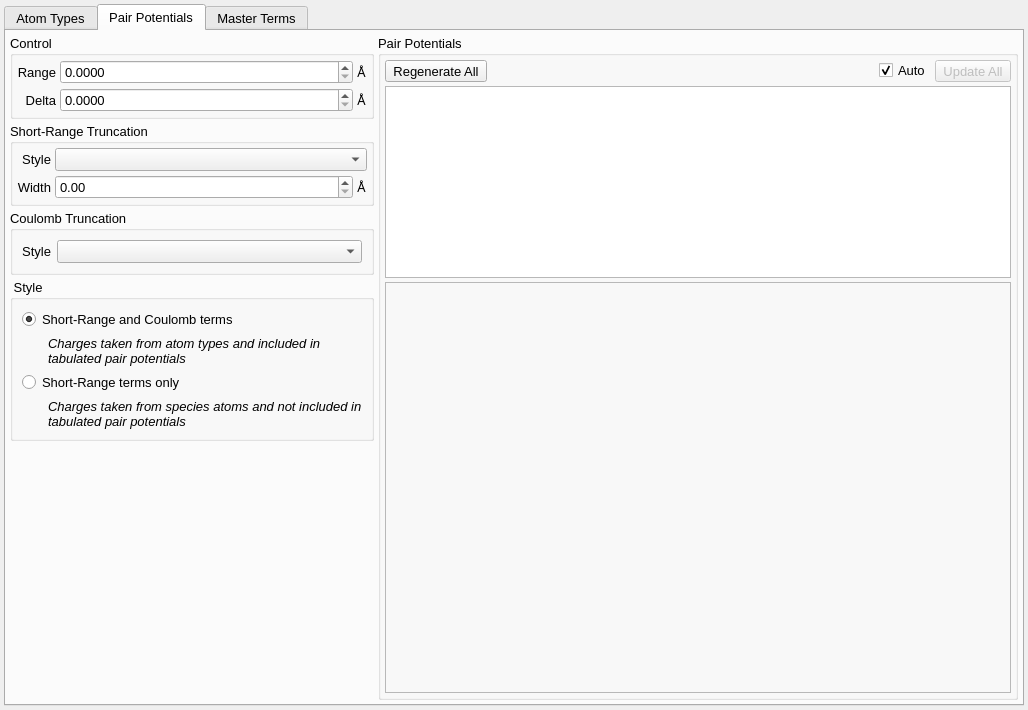
disorderedmaterials/dissolve, file src/gui/forcefieldtab.ui: the form before one commit.
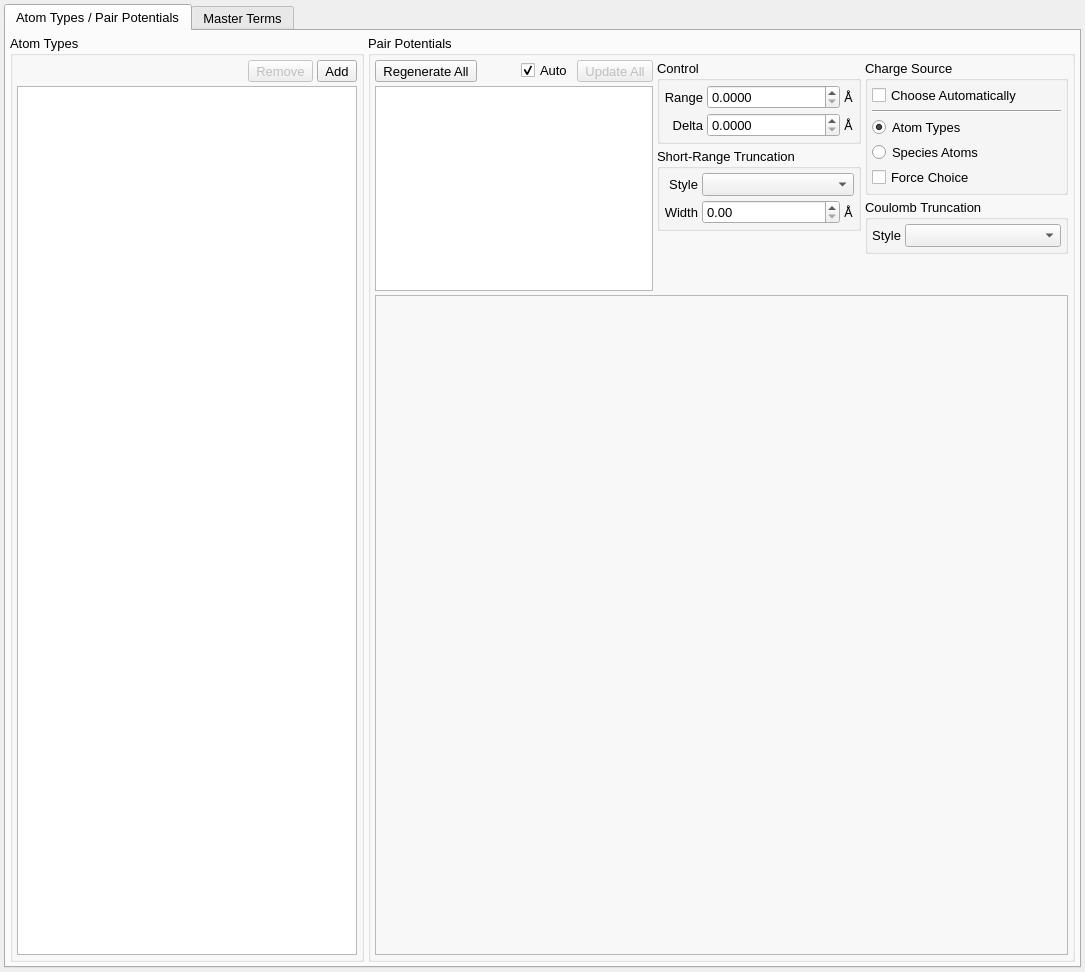
The form after the commit. The open tabs and pages were chosen to show the change. Icons and pictures are not drawn. Custom widgets are drawn as their Qt base class.

Commit message: Autodetect relevant charge source (atom type vs species).

```diff
--- a/src/gui/forcefieldtab.ui
+++ b/src/gui/forcefieldtab.ui
@@ -6,8 +6,8 @@
    <rect>
     <x>0</x>
     <y>0</y>
-    <width>1028</width>
-    <height>710</height>
+    <width>1085</width>
+    <height>972</height>
    </rect>
   </property>
   <property name="font">
@@ -39,11 +39,38 @@
      <property name="currentIndex">
       <number>0</number>
      </property>
-     <widget class="QWidget" name="AtomTypesTab">
+     <widget class="QWidget" name="PairPotentialsTab">
       <attribute name="title">
-       <string>Atom Types</string>
+       <string>Atom Types / Pair Potentials</string>
       </attribute>
-      <layout class="QVBoxLayout" name="verticalLayout">
+      <layout class="QHBoxLayout" name="horizontalLayout_11">
+       <property name="spacing">
+        <number>4</number>
+       </property>
+       <property name="leftMargin">
+        <number>4</number>
+       </property>
+       <property name="topMargin">
+        <number>4</number>
+       </property>
+       <property name="rightMargin">
+        <number>4</number>
+       </property>
+       <property name="bottomMargin">
+        <number>4</number>
+       </property>
+       <item>
+        <widget class="QGroupBox" name="AtomTypesGroup">
+         <property name="sizePolicy">
+          <sizepolicy hsizetype="Expanding" vsizetype="Preferred">
+           <horstretch>1</horstretch>
+           <verstretch>0</verstretch>
+          </sizepolicy>
+         </property>
+         <property name="title">
+          <string>Atom Types</string>
+         </property>
+         <layout class="QVBoxLayout" name="verticalLayout_6">
        <property name="spacing">
         <number>4</number>
        </property>
@@ -136,6 +163,12 @@
        </item>
        <item>
         <widget class="QTableView" name="AtomTypesTable">
+            <property name="sizePolicy">
+             <sizepolicy hsizetype="Minimum" vsizetype="Expanding">
+              <horstretch>0</horstretch>
+              <verstretch>10</verstretch>
+             </sizepolicy>
+            </property>
          <property name="font">
           <font>
            <pointsize>10</pointsize>
@@ -151,30 +184,158 @@
        </item>
       </layout>
      </widget>
-     <widget class="QWidget" name="PairPotentialsTab">
-      <attribute name="title">
+       </item>
+       <item>
+        <widget class="QGroupBox" name="PairPotentialsGroup">
+         <property name="sizePolicy">
+          <sizepolicy hsizetype="Expanding" vsizetype="Expanding">
+           <horstretch>2</horstretch>
+           <verstretch>0</verstretch>
+          </sizepolicy>
+         </property>
+         <property name="title">
        <string>Pair Potentials</string>
-      </attribute>
+         </property>
+         <layout class="QVBoxLayout" name="verticalLayout_8">
+          <property name="spacing">
+           <number>4</number>
+          </property>
+          <property name="leftMargin">
+           <number>4</number>
+          </property>
+          <property name="topMargin">
+           <number>4</number>
+          </property>
+          <property name="rightMargin">
+           <number>4</number>
+          </property>
+          <property name="bottomMargin">
+           <number>4</number>
+          </property>
+          <item>
       <layout class="QHBoxLayout" name="horizontalLayout_10">
+            <item>
+             <layout class="QVBoxLayout" name="verticalLayout_4">
        <property name="spacing">
         <number>4</number>
        </property>
-       <property name="leftMargin">
-        <number>4</number>
-       </property>
-       <property name="topMargin">
-        <number>4</number>
-       </property>
-       <property name="rightMargin">
-        <number>4</number>
-       </property>
        <property name="bottomMargin">
-        <number>4</number>
-       </property>
+               <number>0</number>
+              </property>
+              <item>
+               <layout class="QHBoxLayout" name="horizontalLayout_6">
+                <item>
+                 <widget class="QToolButton" name="RegenerateAllPairPotentialsButton">
+                  <property name="sizePolicy">
+                   <sizepolicy hsizetype="Fixed" vsizetype="Fixed">
+                    <horstretch>0</horstretch>
+                    <verstretch>0</verstretch>
+                   </sizepolicy>
+                  </property>
+                  <property name="text">
+                   <string>Regenerate All</string>
+                  </property>
+                  <property name="iconSize">
+                   <size>
+                    <width>16</width>
+                    <height>16</height>
+                   </size>
+                  </property>
+                  <property name="toolButtonStyle">
+                   <enum>Qt::ToolButtonTextBesideIcon</enum>
+                  </property>
+                 </widget>
+                </item>
+                <item>
+                 <spacer name="horizontalSpacer_5">
+                  <property name="orientation">
+                   <enum>Qt::Horizontal</enum>
+                  </property>
+                  <property name="sizeHint" stdset="0">
+                   <size>
+                    <width>40</width>
+                    <height>20</height>
+                   </size>
+                  </property>
+                 </spacer>
+                </item>
+                <item>
+                 <widget class="QCheckBox" name="AutoUpdatePairPotentialsCheck">
+                  <property name="text">
+                   <string>Auto</string>
+                  </property>
+                  <property name="checked">
+                   <bool>true</bool>
+                  </property>
+                 </widget>
+                </item>
+                <item>
+                 <widget class="QToolButton" name="UpdatePairPotentialsButton">
+                  <property name="enabled">
+                   <bool>false</bool>
+                  </property>
+                  <property name="sizePolicy">
+                   <sizepolicy hsizetype="Fixed" vsizetype="Fixed">
+                    <horstretch>0</horstretch>
+                    <verstretch>0</verstretch>
+                   </sizepolicy>
+                  </property>
+                  <property name="text">
+                   <string>Update All</string>
+                  </property>
+                  <property name="icon">
+                   <iconset resource="main.qrc">
+                    <normaloff>:/general/icons/general_repeat.svg</normaloff>:/general/icons/general_repeat.svg</iconset>
+                  </property>
+                  <property name="iconSize">
+                   <size>
+                    <width>16</width>
+                    <height>16</height>
+                   </size>
+                  </property>
+                  <property name="toolButtonStyle">
+                   <enum>Qt::ToolButtonTextBesideIcon</enum>
+                  </property>
+                 </widget>
+                </item>
+               </layout>
+              </item>
+              <item>
+               <widget class="QTableView" name="PairPotentialsTable">
+                <property name="font">
+                 <font>
+                  <pointsize>10</pointsize>
+                 </font>
+                </property>
+                <property name="selectionMode">
+                 <enum>QAbstractItemView::SingleSelection</enum>
+                </property>
+                <property name="selectionBehavior">
+                 <enum>QAbstractItemView::SelectRows</enum>
+                </property>
+                <attribute name="horizontalHeaderVisible">
+                 <bool>false</bool>
+                </attribute>
+                <attribute name="verticalHeaderVisible">
+                 <bool>false</bool>
+                </attribute>
+               </widget>
+              </item>
+             </layout>
+            </item>
        <item>
         <layout class="QVBoxLayout" name="verticalLayout_2">
+              <property name="spacing">
+               <number>4</number>
+              </property>
          <item>
           <widget class="QGroupBox" name="PairPotentialControlGroup">
+                <property name="sizePolicy">
+                 <sizepolicy hsizetype="Minimum" vsizetype="Preferred">
+                  <horstretch>0</horstretch>
+                  <verstretch>0</verstretch>
+                 </sizepolicy>
+                </property>
            <property name="title">
             <string>Control</string>
            </property>
@@ -209,6 +370,12 @@
             </item>
             <item row="0" column="0">
              <widget class="QLabel" name="label_887">
+                   <property name="sizePolicy">
+                    <sizepolicy hsizetype="Minimum" vsizetype="Preferred">
+                     <horstretch>0</horstretch>
+                     <verstretch>0</verstretch>
+                    </sizepolicy>
+                   </property>
               <property name="text">
                <string>Range</string>
               </property>
@@ -219,6 +386,12 @@
             </item>
             <item row="1" column="0">
              <widget class="QLabel" name="label_888">
+                   <property name="sizePolicy">
+                    <sizepolicy hsizetype="Minimum" vsizetype="Preferred">
+                     <horstretch>0</horstretch>
+                     <verstretch>0</verstretch>
+                    </sizepolicy>
+                   </property>
               <property name="text">
                <string>Delta</string>
               </property>
@@ -242,6 +415,12 @@
             </item>
             <item row="0" column="2">
              <widget class="QLabel" name="label_7">
+                   <property name="sizePolicy">
+                    <sizepolicy hsizetype="Minimum" vsizetype="Preferred">
+                     <horstretch>0</horstretch>
+                     <verstretch>0</verstretch>
+                    </sizepolicy>
+                   </property>
               <property name="text">
                <string>Å</string>
               </property>
@@ -249,6 +428,12 @@
             </item>
             <item row="1" column="2">
              <widget class="QLabel" name="label_8">
+                   <property name="sizePolicy">
+                    <sizepolicy hsizetype="Minimum" vsizetype="Preferred">
+                     <horstretch>0</horstretch>
+                     <verstretch>0</verstretch>
+                    </sizepolicy>
+                   </property>
               <property name="text">
                <string>Å</string>
               </property>
@@ -286,6 +471,12 @@
             </property>
             <item row="1" column="0">
              <widget class="QLabel" name="label_889">
+                   <property name="sizePolicy">
+                    <sizepolicy hsizetype="Minimum" vsizetype="Preferred">
+                     <horstretch>0</horstretch>
+                     <verstretch>0</verstretch>
+                    </sizepolicy>
+                   </property>
               <property name="text">
                <string>Width</string>
               </property>
@@ -309,6 +500,12 @@
             </item>
             <item row="0" column="0">
              <widget class="QLabel" name="label_890">
+                   <property name="sizePolicy">
+                    <sizepolicy hsizetype="Minimum" vsizetype="Preferred">
+                     <horstretch>0</horstretch>
+                     <verstretch>0</verstretch>
+                    </sizepolicy>
+                   </property>
               <property name="text">
                <string>Style</string>
               </property>
@@ -319,6 +516,12 @@
             </item>
             <item row="1" column="2">
              <widget class="QLabel" name="label_9">
+                   <property name="sizePolicy">
+                    <sizepolicy hsizetype="Minimum" vsizetype="Preferred">
+                     <horstretch>0</horstretch>
+                     <verstretch>0</verstretch>
+                    </sizepolicy>
+                   </property>
               <property name="text">
                <string>Å</string>
               </property>
@@ -327,10 +530,107 @@
             <item row="0" column="1" colspan="2">
              <widget class="QComboBox" name="ShortRangeTruncationCombo">
               <property name="sizePolicy">
-               <sizepolicy hsizetype="Expanding" vsizetype="Fixed">
+                    <sizepolicy hsizetype="Minimum" vsizetype="Fixed">
                 <horstretch>0</horstretch>
                 <verstretch>0</verstretch>
                </sizepolicy>
+                   </property>
+                  </widget>
+                 </item>
+                </layout>
+               </widget>
+              </item>
+              <item>
+               <spacer name="verticalSpacer">
+                <property name="orientation">
+                 <enum>Qt::Vertical</enum>
+                </property>
+                <property name="sizeHint" stdset="0">
+                 <size>
+                  <width>20</width>
+                  <height>40</height>
+                 </size>
+                </property>
+               </spacer>
+              </item>
+             </layout>
+            </item>
+            <item>
+             <layout class="QVBoxLayout" name="verticalLayout_7">
+              <property name="spacing">
+               <number>4</number>
+              </property>
+              <item>
+               <widget class="QGroupBox" name="PairPotentialStyleGroup">
+                <property name="sizePolicy">
+                 <sizepolicy hsizetype="Minimum" vsizetype="Preferred">
+                  <horstretch>0</horstretch>
+                  <verstretch>0</verstretch>
+                 </sizepolicy>
+                </property>
+                <property name="title">
+                 <string>Charge Source</string>
+                </property>
+                <layout class="QVBoxLayout" name="verticalLayout_5">
+                 <property name="spacing">
+                  <number>4</number>
+                 </property>
+                 <property name="leftMargin">
+                  <number>4</number>
+                 </property>
+                 <property name="topMargin">
+                  <number>4</number>
+                 </property>
+                 <property name="rightMargin">
+                  <number>4</number>
+                 </property>
+                 <property name="bottomMargin">
+                  <number>4</number>
+                 </property>
+                 <item>
+                  <widget class="QCheckBox" name="AutomaticChargeSourceCheck">
+                   <property name="text">
+                    <string>Choose Automatically</string>
+                   </property>
+                  </widget>
+                 </item>
+                 <item>
+                  <widget class="Line" name="line">
+                   <property name="orientation">
+                    <enum>Qt::Horizontal</enum>
+                   </property>
+                  </widget>
+                 </item>
+                 <item>
+                  <widget class="QRadioButton" name="PairPotentialsAtomTypeChargesRadio">
+                   <property name="toolTip">
+                    <string>If selected, charges from atom types are included in tabulated pair potentials</string>
+                   </property>
+                   <property name="text">
+                    <string>Atom Types</string>
+                   </property>
+                   <property name="checked">
+                    <bool>true</bool>
+                   </property>
+                  </widget>
+                 </item>
+                 <item>
+                  <widget class="QRadioButton" name="PairPotentialsSpeciesAtomChargesRadio">
+                   <property name="toolTip">
+                    <string>If selected, tabulated pair potentials only contain short-range terms, with charges taken from species atoms</string>
+                   </property>
+                   <property name="text">
+                    <string>Species Atoms</string>
+                   </property>
+                   <property name="checked">
+                    <bool>false</bool>
+                   </property>
+                  </widget>
+                 </item>
+                 <item>
+                  <widget class="QCheckBox" name="ForceChargeSourceCheck">
+                   <property name="text">
+                    <string>Force Choice</string>
               </property>
              </widget>
             </item>
@@ -339,12 +639,39 @@
          </item>
          <item>
           <widget class="QGroupBox" name="CoulombTruncationGroup">
+                <property name="sizePolicy">
+                 <sizepolicy hsizetype="Minimum" vsizetype="Preferred">
+                  <horstretch>0</horstretch>
+                  <verstretch>0</verstretch>
+                 </sizepolicy>
+                </property>
            <property name="title">
             <string>Coulomb Truncation</string>
            </property>
            <layout class="QHBoxLayout" name="horizontalLayout_9">
+                 <property name="spacing">
+                  <number>4</number>
+                 </property>
+                 <property name="leftMargin">
+                  <number>4</number>
+                 </property>
+                 <property name="topMargin">
+                  <number>4</number>
+                 </property>
+                 <property name="rightMargin">
+                  <number>4</number>
+                 </property>
+                 <property name="bottomMargin">
+                  <number>4</number>
+                 </property>
             <item>
              <widget class="QLabel" name="label_891">
+                   <property name="sizePolicy">
+                    <sizepolicy hsizetype="Minimum" vsizetype="Preferred">
+                     <horstretch>0</horstretch>
+                     <verstretch>0</verstretch>
+                    </sizepolicy>
+                   </property>
               <property name="text">
                <string>Style</string>
               </property>
@@ -367,235 +694,22 @@
           </widget>
          </item>
          <item>
-          <widget class="QGroupBox" name="PairPotentialStyleGroup">
-           <property name="title">
-            <string> Style</string>
-           </property>
-           <layout class="QGridLayout" name="gridLayout_4">
-            <item row="2" column="0" colspan="2">
-             <widget class="QRadioButton" name="PairPotentialsShortRangeOnlyRadio">
-              <property name="text">
-               <string>Short-Range terms only</string>
-              </property>
-              <property name="checked">
-               <bool>false</bool>
-              </property>
-             </widget>
-            </item>
-            <item row="1" column="1">
-             <widget class="QLabel" name="label_5">
-              <property name="sizePolicy">
-               <sizepolicy hsizetype="Preferred" vsizetype="Minimum">
-                <horstretch>0</horstretch>
-                <verstretch>0</verstretch>
-               </sizepolicy>
-              </property>
-              <property name="font">
-               <font>
-                <pointsize>10</pointsize>
-                <italic>true</italic>
-               </font>
-              </property>
-              <property name="text">
-               <string>Charges taken from atom types and included in tabulated pair potentials</string>
-              </property>
-              <property name="wordWrap">
-               <bool>true</bool>
-              </property>
-             </widget>
-            </item>
-            <item row="1" column="0">
-             <spacer name="horizontalSpacer_7">
-              <property name="orientation">
-               <enum>Qt::Horizontal</enum>
-              </property>
-              <property name="sizeType">
-               <enum>QSizePolicy::Fixed</enum>
-              </property>
-              <property name="sizeHint" stdset="0">
-               <size>
-                <width>20</width>
-                <height>20</height>
-               </size>
-              </property>
-             </spacer>
-            </item>
-            <item row="0" column="0" colspan="2">
-             <widget class="QRadioButton" name="PairPotentialsIncludeCoulombRadio">
-              <property name="text">
-               <string>Short-Range and Coulomb terms</string>
-              </property>
-              <property name="checked">
-               <bool>true</bool>
-              </property>
-             </widget>
-            </item>
-            <item row="3" column="1">
-             <widget class="QLabel" name="label_6">
-              <property name="sizePolicy">
-               <sizepolicy hsizetype="Preferred" vsizetype="Minimum">
-                <horstretch>0</horstretch>
-                <verstretch>0</verstretch>
-               </sizepolicy>
-              </property>
-              <property name="font">
-               <font>
-                <pointsize>10</pointsize>
-                <italic>true</italic>
-               </font>
-              </property>
-              <property name="text">
-               <string>Charges taken from species atoms and not included in tabulated pair potentials</string>
-              </property>
-              <property name="wordWrap">
-               <bool>true</bool>
-              </property>
-             </widget>
-            </item>
-           </layout>
-          </widget>
-         </item>
-         <item>
-          <spacer name="verticalSpacer">
+               <spacer name="verticalSpacer_2">
            <property name="orientation">
             <enum>Qt::Vertical</enum>
            </property>
            <property name="sizeHint" stdset="0">
             <size>
-             <width>20</width>
-             <height>40</height>
+                  <width>166</width>
+                  <height>37</height>
             </size>
            </property>
           </spacer>
          </item>
         </layout>
        </item>
-       <item>
-        <widget class="QGroupBox" name="PairPotentialsGroup">
-         <property name="sizePolicy">
-          <sizepolicy hsizetype="Preferred" vsizetype="Expanding">
-           <horstretch>2</horstretch>
-           <verstretch>0</verstretch>
-          </sizepolicy>
-         </property>
-         <property name="title">
-          <string>Pair Potentials</string>
-         </property>
-         <layout class="QVBoxLayout" name="verticalLayout_4">
-          <property name="spacing">
-           <number>4</number>
-          </property>
-          <property name="leftMargin">
-           <number>4</number>
-          </property>
-          <property name="topMargin">
-           <number>4</number>
-          </property>
-          <property name="rightMargin">
-           <number>4</number>
-          </property>
-          <property name="bottomMargin">
-           <number>4</number>
-          </property>
-          <item>
-           <layout class="QHBoxLayout" name="horizontalLayout_6">
-            <item>
-             <widget class="QToolButton" name="RegenerateAllPairPotentialsButton">
-              <property name="sizePolicy">
-               <sizepolicy hsizetype="Fixed" vsizetype="Fixed">
-                <horstretch>0</horstretch>
-                <verstretch>0</verstretch>
-               </sizepolicy>
-              </property>
-              <property name="text">
-               <string>Regenerate All</string>
-              </property>
-              <property name="iconSize">
-               <size>
-                <width>16</width>
-                <height>16</height>
-               </size>
-              </property>
-              <property name="toolButtonStyle">
-               <enum>Qt::ToolButtonTextBesideIcon</enum>
-              </property>
-             </widget>
-            </item>
-            <item>
-             <spacer name="horizontalSpacer_5">
-              <property name="orientation">
-               <enum>Qt::Horizontal</enum>
-              </property>
-              <property name="sizeHint" stdset="0">
-               <size>
-                <width>40</width>
-                <height>20</height>
-               </size>
-              </property>
-             </spacer>
-            </item>
-            <item>
-             <widget class="QCheckBox" name="AutoUpdatePairPotentialsCheck">
-              <property name="text">
-               <string>Auto</string>
-              </property>
-              <property name="checked">
-               <bool>true</bool>
-              </property>
-             </widget>
-            </item>
-            <item>
-             <widget class="QToolButton" name="UpdatePairPotentialsButton">
-              <property name="enabled">
-               <bool>false</bool>
-              </property>
-              <property name="sizePolicy">
-               <sizepolicy hsizetype="Fixed" vsizetype="Fixed">
-                <horstretch>0</horstretch>
-                <verstretch>0</verstretch>
-               </sizepolicy>
-              </property>
-              <property name="text">
-               <string>Update All</string>
-              </property>
-              <property name="icon">
-               <iconset resource="main.qrc">
-                <normaloff>:/general/icons/general_repeat.svg</normaloff>:/general/icons/general_repeat.svg</iconset>
-              </property>
-              <property name="iconSize">
-               <size>
-                <width>16</width>
-                <height>16</height>
-               </size>
-              </property>
-              <property name="toolButtonStyle">
-               <enum>Qt::ToolButtonTextBesideIcon</enum>
-              </property>
-             </widget>
-            </item>
            </layout>
           </item>
-          <item>
-           <widget class="QTableView" name="PairPotentialsTable">
-            <property name="font">
-             <font>
-              <pointsize>10</pointsize>
-             </font>
-            </property>
-            <property name="selectionMode">
-             <enum>QAbstractItemView::SingleSelection</enum>
-            </property>
-            <property name="selectionBehavior">
-             <enum>QAbstractItemView::SelectRows</enum>
-            </property>
-            <attribute name="horizontalHeaderVisible">
-             <bool>false</bool>
-            </attribute>
-            <attribute name="verticalHeaderVisible">
-             <bool>false</bool>
-            </attribute>
-           </widget>
-          </item>
           <item>
            <widget class="QFrame" name="PairPotentialsPlotFrame">
             <property name="sizePolicy">
@@ -627,7 +741,14 @@
               <number>4</number>
              </property>
              <item>
-              <widget class="DataWidget" name="PairPotentialsPlotWidget" native="true"/>
+              <widget class="DataWidget" name="PairPotentialsPlotWidget" native="true">
+               <property name="sizePolicy">
+                <sizepolicy hsizetype="Expanding" vsizetype="Preferred">
+                 <horstretch>0</horstretch>
+                 <verstretch>0</verstretch>
+                </sizepolicy>
+               </property>
+              </widget>
              </item>
             </layout>
            </widget>
```
Left out of the diff: 12 changed lines with no effect on the pictures. Lines whose indentation alone changed are shown as unchanged. The commit also changes 45 other files.
